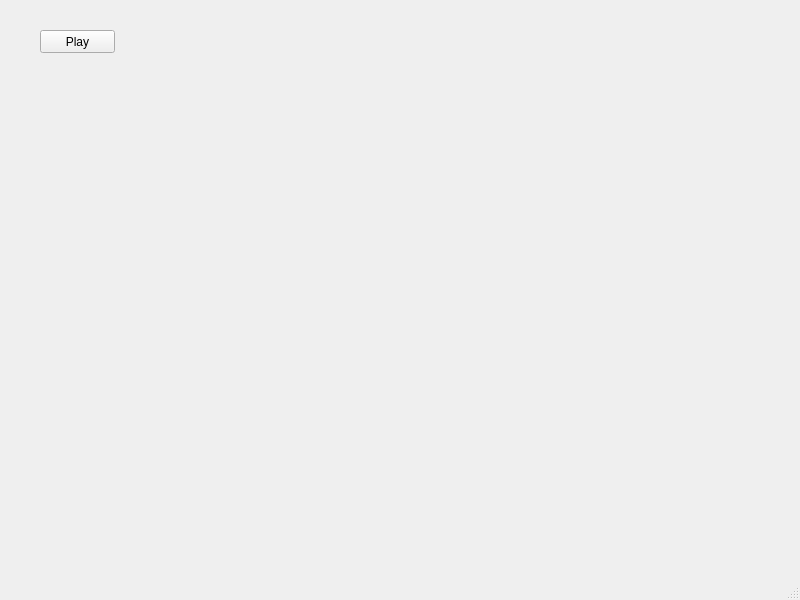
Above: src/MainWindow.ui from Zouizoui78/waveform-generator before the change. Below: the same form after it.
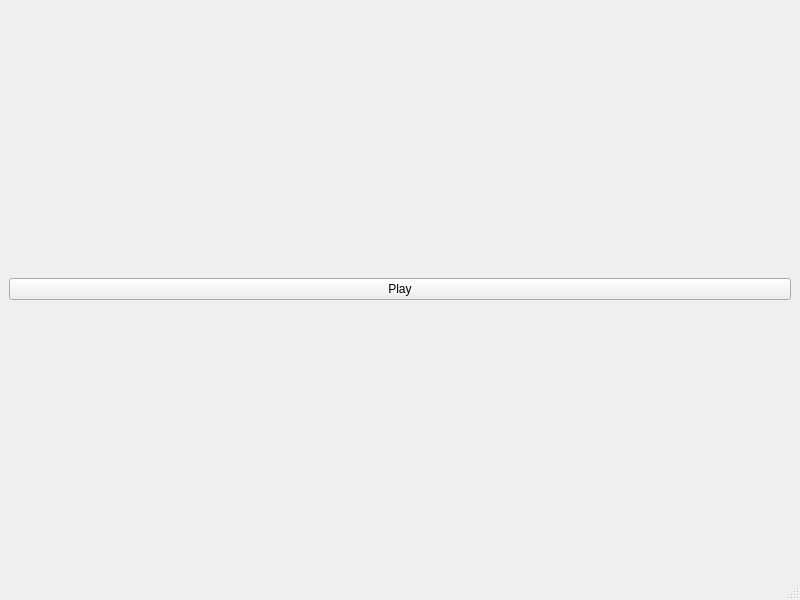
That is the form after the change.

```diff
--- a/src/MainWindow.ui
+++ b/src/MainWindow.ui
@@ -14,19 +14,18 @@
    <string>MainWindow</string>
   </property>
   <widget class="QWidget" name="centralwidget">
+   <layout class="QVBoxLayout" name="verticalLayout">
+    <item>
    <widget class="QPushButton" name="play_pause_pushButton">
-    <property name="geometry">
-     <rect>
-      <x>40</x>
-      <y>30</y>
-      <width>75</width>
-      <height>23</height>
-     </rect>
-    </property>
     <property name="text">
      <string>Play</string>
     </property>
    </widget>
+    </item>
+    <item>
+     <layout class="QVBoxLayout" name="charts_layout"/>
+    </item>
+   </layout>
   </widget>
   <widget class="QMenuBar" name="menubar">
    <property name="geometry">
```
Lines whose indentation alone changed are shown as unchanged.
